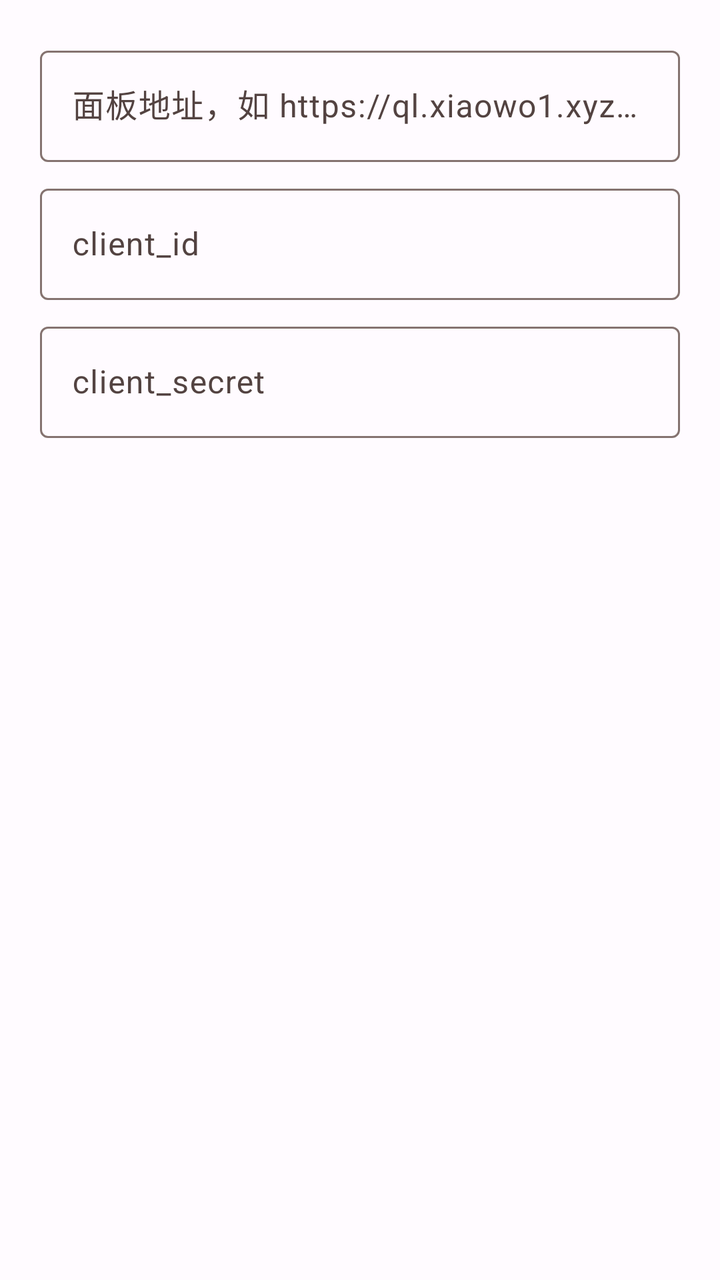
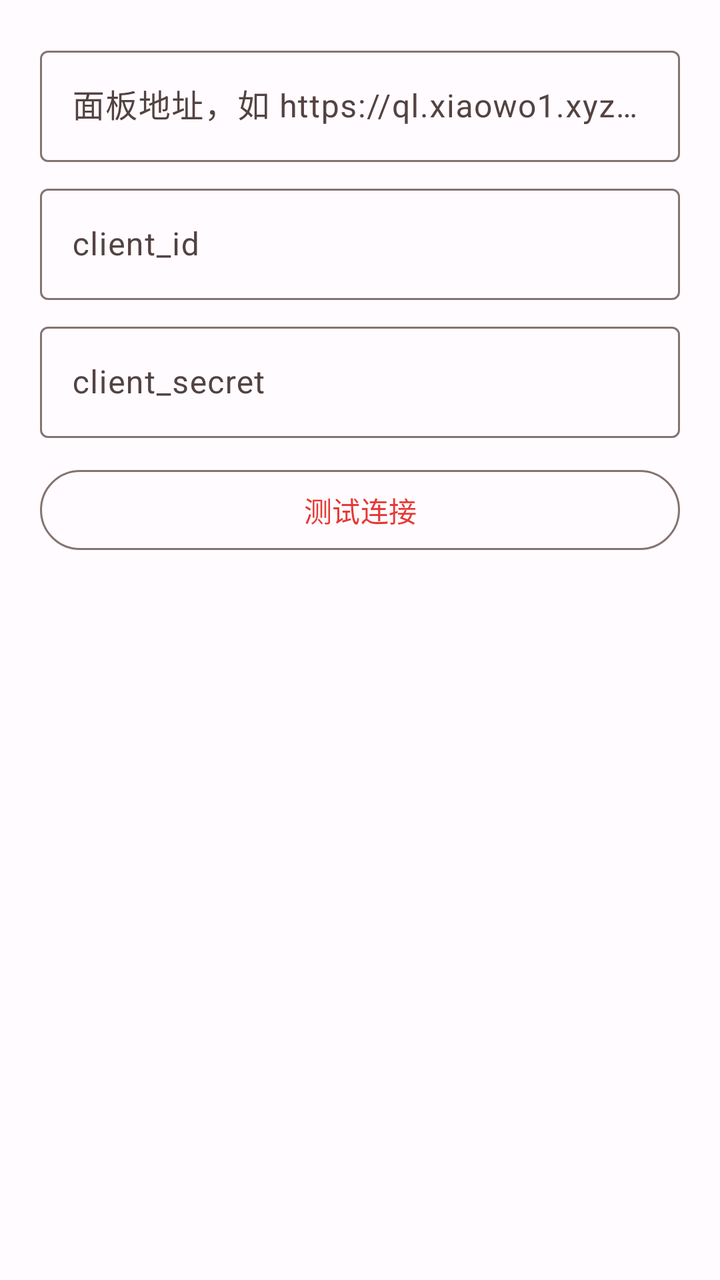

Two renders of the same Android screen: before a commit and after it. Below are the layout's source before the change and the commit's diff.
<!-- AndroidManifest.xml: application theme Theme.JDCookie -->
<!-- res/layout/dialog_qinglong.xml -->
<?xml version="1.0" encoding="utf-8"?>
<LinearLayout xmlns:android="http://schemas.android.com/apk/res/android"
    android:layout_width="match_parent"
    android:layout_height="wrap_content"
    android:orientation="vertical"
    android:padding="20dp">

    <com.google.android.material.textfield.TextInputLayout
        android:layout_width="match_parent"
        android:layout_height="wrap_content"
        android:hint="@string/ql_url_hint">
        <com.google.android.material.textfield.TextInputEditText
            android:id="@+id/etQlUrl"
            android:layout_width="match_parent"
            android:layout_height="wrap_content"
            android:inputType="textUri" />
    </com.google.android.material.textfield.TextInputLayout>

    <com.google.android.material.textfield.TextInputLayout
        android:layout_width="match_parent"
        android:layout_height="wrap_content"
        android:layout_marginTop="8dp"
        android:hint="@string/ql_client_id_hint">
        <com.google.android.material.textfield.TextInputEditText
            android:id="@+id/etQlClientId"
            android:layout_width="match_parent"
            android:layout_height="wrap_content"
            android:inputType="text" />
    </com.google.android.material.textfield.TextInputLayout>

    <com.google.android.material.textfield.TextInputLayout
        android:layout_width="match_parent"
        android:layout_height="wrap_content"
        android:layout_marginTop="8dp"
        android:hint="@string/ql_client_secret_hint">
        <com.google.android.material.textfield.TextInputEditText
            android:id="@+id/etQlClientSecret"
            android:layout_width="match_parent"
            android:layout_height="wrap_content"
            android:inputType="textPassword" />
    </com.google.android.material.textfield.TextInputLayout>
</LinearLayout>
<!-- resources referenced by this layout -->
<resources>
  <string name="ql_client_id_hint">client_id</string>
  <string name="ql_client_secret_hint">client_secret</string>
  <string name="ql_url_hint">面板地址，如 https://ql.xiaowo1.xyz 或 http://192.168.1.2:5700</string>
  <style name="Theme.JDCookie" parent="Theme.Material3.DayNight.NoActionBar">
          <item name="colorPrimary">@color/md_theme_primary</item>
          <item name="colorOnPrimary">@color/md_theme_on_primary</item>
          <item name="colorPrimaryContainer">@color/md_theme_primary_container</item>
          <item name="colorOnPrimaryContainer">@color/md_theme_on_primary_container</item>
          <item name="colorSecondary">@color/md_theme_secondary</item>
          <item name="colorOnSecondary">@color/md_theme_on_secondary</item>
          <item name="colorSecondaryContainer">@color/md_theme_secondary_container</item>
          <item name="colorOnSecondaryContainer">@color/md_theme_on_secondary_container</item>
          <item name="colorTertiary">@color/md_theme_tertiary</item>
          <item name="colorOnTertiary">@color/md_theme_on_tertiary</item>
          <item name="colorTertiaryContainer">@color/md_theme_tertiary_container</item>
          <item name="colorOnTertiaryContainer">@color/md_theme_on_tertiary_container</item>
          <item name="colorError">@color/md_theme_error</item>
          <item name="colorOnError">@color/md_theme_on_error</item>
          <item name="colorErrorContainer">@color/md_theme_error_container</item>
          <item name="colorOnErrorContainer">@color/md_theme_on_error_container</item>
          <item name="android:colorBackground">@color/md_theme_background</item>
          <item name="colorOnBackground">@color/md_theme_on_background</item>
          <item name="colorSurface">@color/md_theme_surface</item>
          <item name="colorOnSurface">@color/md_theme_on_surface</item>
          <item name="colorSurfaceVariant">@color/md_theme_surface_variant</item>
          <item name="colorOnSurfaceVariant">@color/md_theme_on_surface_variant</item>
          <item name="colorOutline">@color/md_theme_outline</item>
          <item name="android:statusBarColor">@android:color/transparent</item>
          <item name="android:navigationBarColor">@color/md_theme_surface</item>
          <item name="android:windowLightStatusBar">true</item>
      </style>
  <color name="md_theme_primary">#E53935</color>
  <color name="md_theme_on_primary">#FFFFFF</color>
  <color name="md_theme_primary_container">#FFDAD6</color>
  <color name="md_theme_on_primary_container">#410002</color>
  <color name="md_theme_secondary">#775652</color>
  <color name="md_theme_on_secondary">#FFFFFF</color>
  <color name="md_theme_secondary_container">#FFDAD5</color>
  <color name="md_theme_on_secondary_container">#2C1512</color>
  <color name="md_theme_tertiary">#705C2E</color>
  <color name="md_theme_on_tertiary">#FFFFFF</color>
  <color name="md_theme_tertiary_container">#FBDFA6</color>
  <color name="md_theme_on_tertiary_container">#251A00</color>
  <color name="md_theme_error">#BA1A1A</color>
  <color name="md_theme_on_error">#FFFFFF</color>
  <color name="md_theme_error_container">#FFDAD6</color>
  <color name="md_theme_on_error_container">#410002</color>
  <color name="md_theme_background">#FFFBFF</color>
  <color name="md_theme_on_background">#201A19</color>
  <color name="md_theme_surface">#FFFBFF</color>
  <color name="md_theme_on_surface">#201A19</color>
  <color name="md_theme_surface_variant">#F5DDDA</color>
  <color name="md_theme_on_surface_variant">#534341</color>
  <color name="md_theme_outline">#857370</color>
</resources>

<!-- the commit's change to res/layout/dialog_qinglong.xml (unified diff, before → after) -->
@@ -39,4 +39,12 @@
             android:layout_height="wrap_content"
             android:inputType="textPassword" />
     </com.google.android.material.textfield.TextInputLayout>
+
+    <com.google.android.material.button.MaterialButton
+        android:id="@+id/btnTestConnection"
+        style="@style/Widget.Material3.Button.OutlinedButton"
+        android:layout_width="match_parent"
+        android:layout_height="wrap_content"
+        android:layout_marginTop="12dp"
+        android:text="@string/ql_test_connection" />
 </LinearLayout>
<!-- resource entries referenced after the edit -->
@@ -2,6 +2,7 @@
 <resources>
   <string name="ql_client_id_hint">client_id</string>
   <string name="ql_client_secret_hint">client_secret</string>
+  <string name="ql_test_connection">测试连接</string>
   <string name="ql_url_hint">面板地址，如 https://ql.xiaowo1.xyz 或 http://192.168.1.2:5700</string>
   <style name="Theme.JDCookie" parent="Theme.Material3.DayNight.NoActionBar">
           <item name="colorPrimary">@color/md_theme_primary</item>
